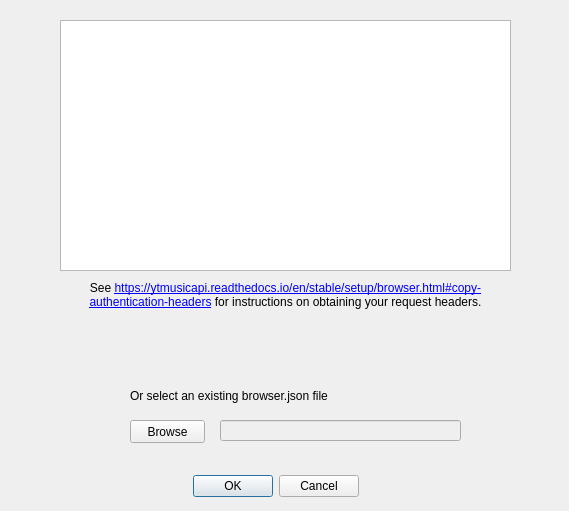
Qt form gui/src/main/resources/auth_dialog.ui (apastel/ytmusic-deleter) before a commit.
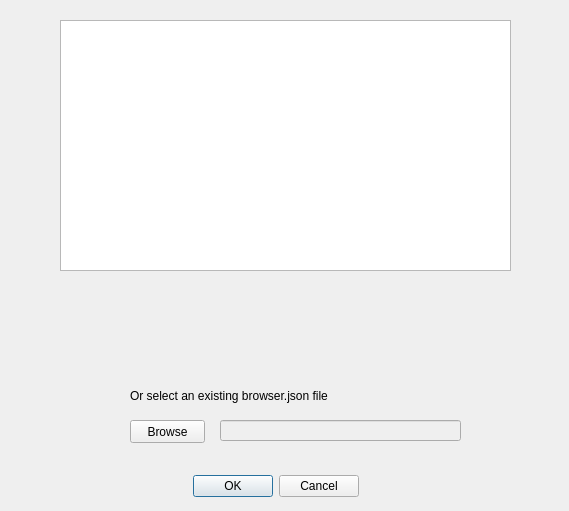
The same form after that commit.

Patch:
```diff
--- a/gui/src/main/resources/auth_dialog.ui
+++ b/gui/src/main/resources/auth_dialog.ui
@@ -96,9 +96,6 @@
      <height>51</height>
     </rect>
    </property>
-   <property name="text">
-    <string>&lt;html&gt;See &lt;a href=&quot;https://ytmusicapi.readthedocs.io/en/stable/setup/browser.html#copy-authentication-headers&quot;&gt;https://ytmusicapi.readthedocs.io/en/stable/setup/browser.html#copy-authentication-headers&lt;/a&gt; for instructions on obtaining your request headers.&lt;/html&gt;</string>
-   </property>
    <property name="alignment">
     <set>Qt::AlignCenter</set>
    </property>
```
